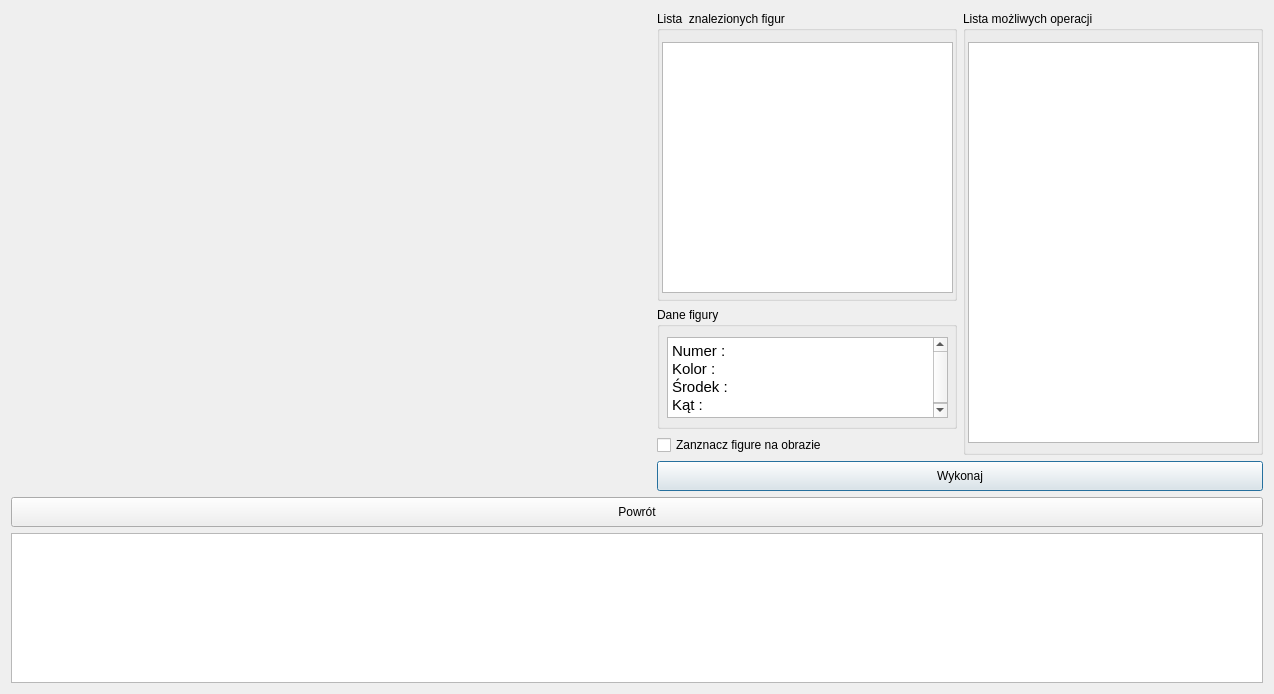
First picture: the form in OpenCV/auto_control/auto_control.ui, repository tpyrek/BScThesis, before the edit.
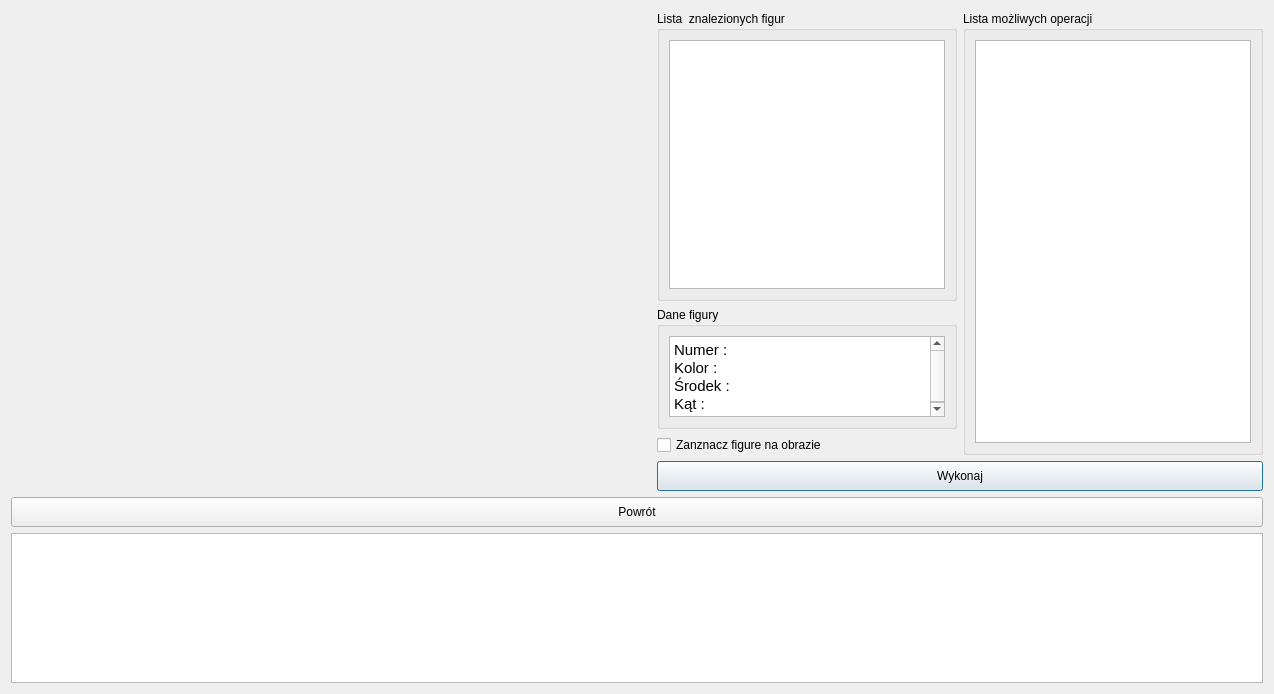
Second picture: the form after the edit.

Commit message: added layout to group box to auto-resize list in this widget

What changed in the file:
```diff
--- a/OpenCV/auto_control/auto_control.ui
+++ b/OpenCV/auto_control/auto_control.ui
@@ -85,16 +85,15 @@
        <property name="title">
         <string>Lista możliwych operacji</string>
        </property>
-       <widget class="QListWidget" name="permitted_operations_list_widget">
-        <property name="geometry">
-         <rect>
-          <x>5</x>
-          <y>31</y>
-          <width>291</width>
-          <height>401</height>
-         </rect>
-        </property>
-       </widget>
+       <layout class="QGridLayout" name="gridLayout_5">
+        <item row="0" column="0">
+         <layout class="QVBoxLayout" name="verticalLayout_3">
+          <item>
+           <widget class="QListWidget" name="permitted_operations_list_widget"/>
+          </item>
+         </layout>
+        </item>
+       </layout>
       </widget>
      </item>
      <item row="0" column="1">
@@ -108,15 +107,11 @@
        <property name="title">
         <string>Lista  znalezionych figur</string>
        </property>
+       <layout class="QGridLayout" name="gridLayout_4">
+        <item row="0" column="0">
+         <layout class="QVBoxLayout" name="verticalLayout_2">
+          <item>
        <widget class="QListWidget" name="found_figures_list_widget">
-        <property name="geometry">
-         <rect>
-          <x>5</x>
-          <y>31</y>
-          <width>291</width>
-          <height>251</height>
-         </rect>
-        </property>
         <property name="minimumSize">
          <size>
           <width>0</width>
@@ -124,6 +119,10 @@
          </size>
         </property>
        </widget>
+          </item>
+         </layout>
+        </item>
+       </layout>
       </widget>
      </item>
      <item row="1" column="1">
@@ -131,15 +130,11 @@
        <property name="title">
         <string>Dane figury</string>
        </property>
+       <layout class="QGridLayout" name="gridLayout_3">
+        <item row="0" column="0">
+         <layout class="QVBoxLayout" name="verticalLayout">
+          <item>
        <widget class="QTextEdit" name="figure_data_text_edit">
-        <property name="geometry">
-         <rect>
-          <x>10</x>
-          <y>30</y>
-          <width>281</width>
-          <height>81</height>
-         </rect>
-        </property>
         <property name="html">
          <string>&lt;!DOCTYPE HTML PUBLIC &quot;-//W3C//DTD HTML 4.0//EN&quot; &quot;http://www.w3.org/TR/REC-html40/strict.dtd&quot;&gt;
 &lt;html&gt;&lt;head&gt;&lt;meta name=&quot;qrichtext&quot; content=&quot;1&quot; /&gt;&lt;style type=&quot;text/css&quot;&gt;
@@ -151,6 +146,10 @@
 &lt;p style=&quot; margin-top:0px; margin-bottom:0px; margin-left:0px; margin-right:0px; -qt-block-indent:0; text-indent:0px;&quot;&gt;Kąt : &lt;/p&gt;&lt;/body&gt;&lt;/html&gt;</string>
         </property>
        </widget>
+          </item>
+         </layout>
+        </item>
+       </layout>
       </widget>
      </item>
     </layout>
```
Lines whose indentation alone changed are shown as unchanged. The commit also changes 1 other file.
